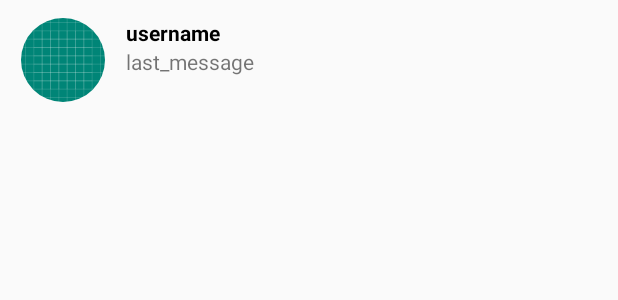
After one commit to BezMan/KotlinMessanger, an Android app: the layout message_row.xml on its own in the app's theme, with its tools: preview values and no code run, on a phone screen of 412 x 824 dp. The commit adds this screen. Shown: the top 300 px of the screen. Run offline under Robolectric (Android 15) with nearby library versions, the phone set to English and light mode, and no system bars.

Commit message:
setting up messages list

```diff
--- /dev/null
+++ b/app/src/main/res/layout/message_row.xml
@@ -0,0 +1,41 @@
+<?xml version="1.0" encoding="utf-8"?>
+<androidx.constraintlayout.widget.ConstraintLayout xmlns:android="http://schemas.android.com/apk/res/android"
+    xmlns:app="http://schemas.android.com/apk/res-auto"
+    xmlns:tools="http://schemas.android.com/tools"
+    android:layout_width="match_parent"
+    android:layout_height="80dp"
+    android:padding="12dp">
+
+    <de.hdodenhof.circleimageview.CircleImageView
+        android:id="@+id/imageview_message_row"
+        android:layout_width="60dp"
+        android:layout_height="match_parent"
+        android:src="@drawable/ic_launcher_background"
+        app:layout_constraintBottom_toBottomOf="parent"
+        app:layout_constraintStart_toStartOf="parent"
+        app:layout_constraintTop_toTopOf="parent"
+        tools:src="@drawable/ic_launcher_background" />
+
+    <TextView
+        android:id="@+id/username_textview_message_row"
+        android:layout_width="wrap_content"
+        android:layout_height="wrap_content"
+        android:layout_marginStart="12dp"
+        android:text="username"
+        android:textColor="@android:color/black"
+        android:textStyle="bold"
+        app:layout_constraintStart_toEndOf="@+id/imageview_message_row"
+        app:layout_constraintTop_toTopOf="@+id/imageview_message_row"
+        tools:text="username" />
+
+    <TextView
+        android:id="@+id/last_message_textview_message_row"
+        android:layout_width="wrap_content"
+        android:layout_height="wrap_content"
+        android:text="last_message"
+        app:layout_constraintStart_toStartOf="@+id/username_textview_message_row"
+        app:layout_constraintTop_toBottomOf="@+id/username_textview_message_row"
+        tools:text="last_message" />
+
+
+</androidx.constraintlayout.widget.ConstraintLayout>
```
Also changed, not shown: app/src/main/java/com/dev/kotlinmessenger/MessagesListActivity.kt (+28 -0 lines), app/src/main/res/layout/activity_messages_list.xml (+9 -0 lines).
